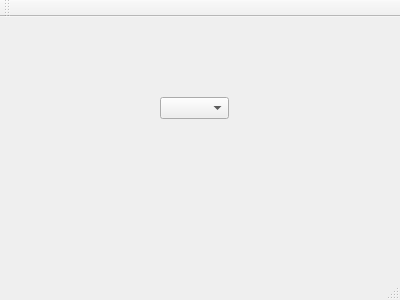
First picture: the form in mainwindow.ui, repository motovotcazsvs/changeCOMPORTCOMBOBOX, before the edit.
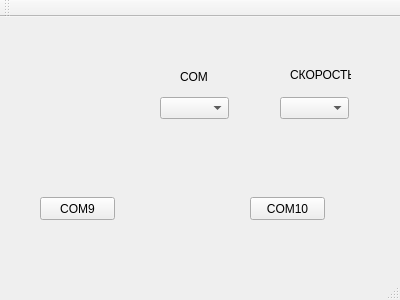
Second picture: the form after the edit.

The edit to the form file:
```diff
--- a/mainwindow.ui
+++ b/mainwindow.ui
@@ -24,6 +24,68 @@
      </rect>
     </property>
    </widget>
+   <widget class="QPushButton" name="pushButton">
+    <property name="geometry">
+     <rect>
+      <x>40</x>
+      <y>180</y>
+      <width>75</width>
+      <height>23</height>
+     </rect>
+    </property>
+    <property name="text">
+     <string>COM9</string>
+    </property>
+   </widget>
+   <widget class="QPushButton" name="pushButton_2">
+    <property name="geometry">
+     <rect>
+      <x>250</x>
+      <y>180</y>
+      <width>75</width>
+      <height>23</height>
+     </rect>
+    </property>
+    <property name="text">
+     <string>COM10</string>
+    </property>
+   </widget>
+   <widget class="QComboBox" name="comboBox_2">
+    <property name="geometry">
+     <rect>
+      <x>280</x>
+      <y>80</y>
+      <width>69</width>
+      <height>22</height>
+     </rect>
+    </property>
+   </widget>
+   <widget class="QLabel" name="label">
+    <property name="geometry">
+     <rect>
+      <x>180</x>
+      <y>50</y>
+      <width>51</width>
+      <height>20</height>
+     </rect>
+    </property>
+    <property name="text">
+     <string>COM</string>
+    </property>
+   </widget>
+   <widget class="QLabel" name="label_2">
+    <property name="geometry">
+     <rect>
+      <x>290</x>
+      <y>50</y>
+      <width>61</width>
+      <height>16</height>
+     </rect>
+    </property>
+    <property name="text">
+     <string>СКОРОСТЬ</string>
+    </property>
+   </widget>
   </widget>
   <widget class="QMenuBar" name="menuBar">
    <property name="geometry">
```
